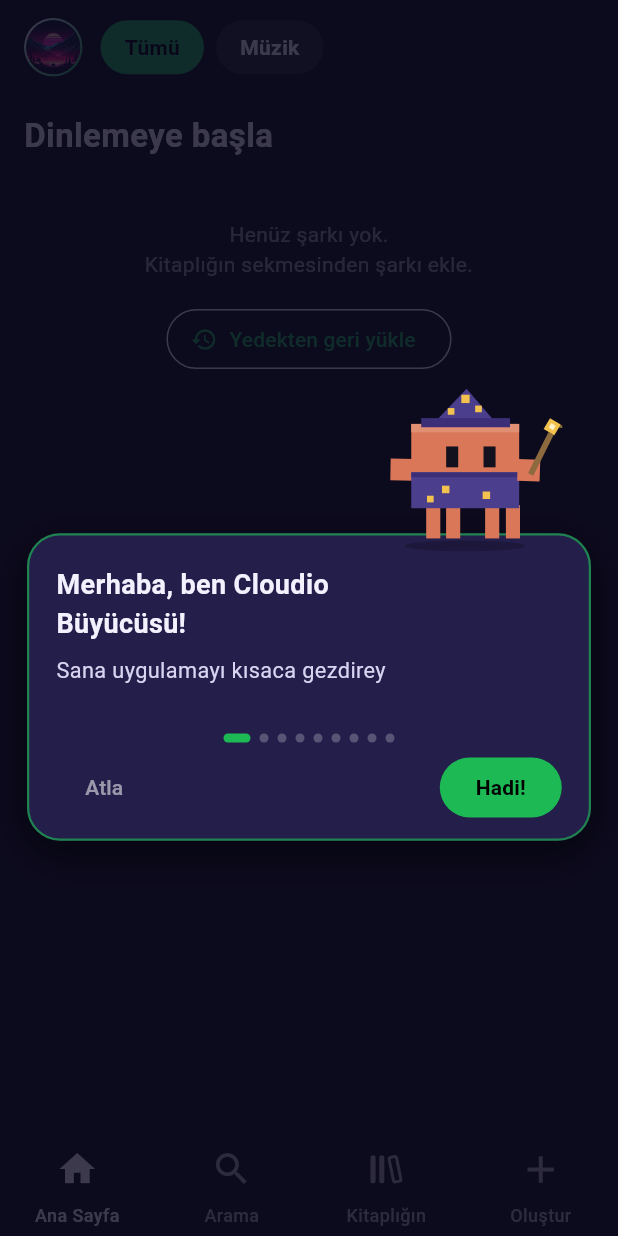
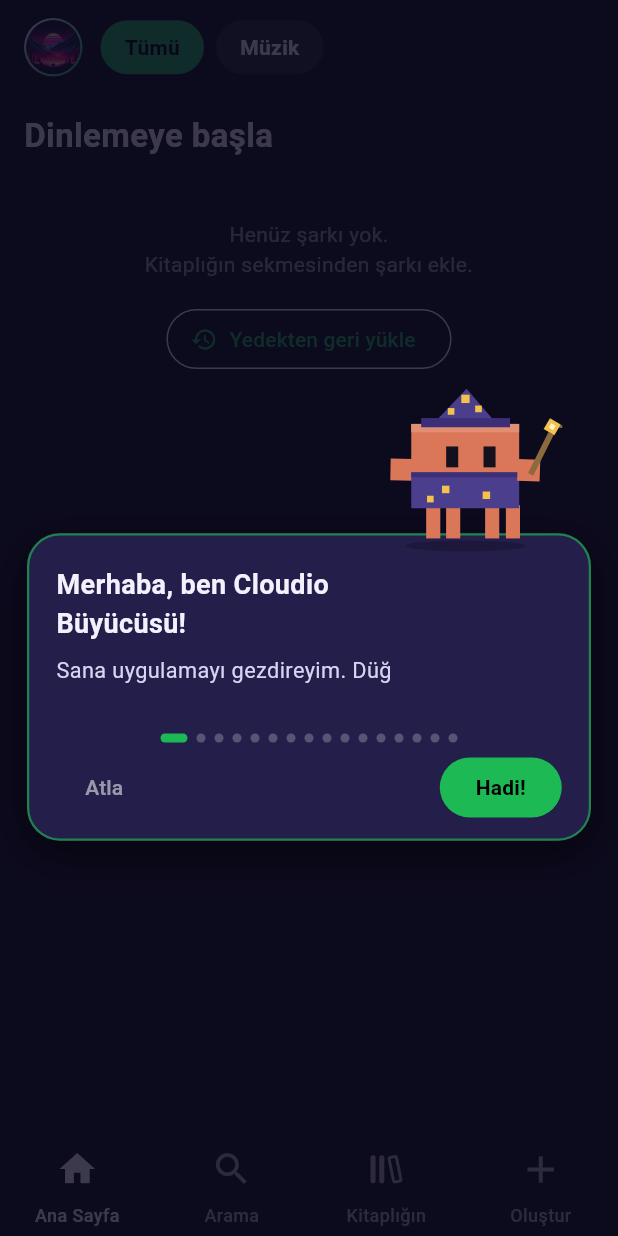
Before and after one commit to FtBanned/cloudio-app, a Flutter app: the screen it shows after launch, after a tap on "Atla", on a phone screen of 412 x 824 dp. Run offline on Flutter 3.47's test engine with Material 3 defaults, Android fonts, the phone set to English and light mode, and no system bars; our stand-ins replace audio_service, file_picker, just_audio, material_ui, sembast, sembast_web and 3 more; missing offline and left inert: audio_session, dart:js_interop, flutter_soloud.

Commit message:
feat: enhance guided tour with new steps and interactive elements for improved user experience

```diff
--- a/lib/guided_tour.dart
+++ b/lib/guided_tour.dart
@@ -14,6 +14,22 @@ class TourKeys {
   static final library = GlobalKey(debugLabel: 'tour-library');
   static final create = GlobalKey(debugLabel: 'tour-create');
   static final miniPlayer = GlobalKey(debugLabel: 'tour-mini-player');
+
+  // Mərhələ 1: səhifələrin içindəki elementlər
+  static final homeAvatar = GlobalKey(debugLabel: 'tour-home-avatar');
+  static final homeFilters = GlobalKey(debugLabel: 'tour-home-filters');
+  static final searchField = GlobalKey(debugLabel: 'tour-search-field');
+  static final libraryAdd = GlobalKey(debugLabel: 'tour-library-add');
+  static final libLiked = GlobalKey(debugLabel: 'tour-lib-liked');
+  static final libAll = GlobalKey(debugLabel: 'tour-lib-all');
+  static final createPanel = GlobalKey(debugLabel: 'tour-create-panel');
+}
+
+/// Rehberin tətbiqi "idarə etməsi" üçün körpü. MainShell özünü bura qeyd edir,
+/// rehber isə tab dəyişir / "Oluştur" pəncərəsini açıb-bağlayır.
+class TourBridge {
+  static void Function(int tab)? selectTab;
+  static void Function(bool open)? setCreateOpen;
 }
 
 /// Animasiyalı rehberi idarə edir. Rehber MaterialApp-ın `builder`-ində qurulmuş
@@ -30,7 +46,10 @@ class GuidedTour {
     }
   }
 
-  static void stop() => active.value = false;
+  static void stop() {
+    active.value = false;
+    TourBridge.setCreateOpen?.call(false);
+  }
 }
 
 class GuidedTourHost extends StatelessWidget {
@@ -58,6 +77,12 @@ class _TourStep {
   /// null deyilsə: kartda bir-bir yanan özəllik ikonları göstərilir
   final List<(IconData, String)>? features;
 
+  /// Addım açılan kimi dərhal işləyir (tab seç, pəncərə aç/bağla). Təkrar çağırıla bilər.
+  final VoidCallback? prepare;
+
+  /// "Toxun" animasiyasından bir az sonra rehberin ÖZÜ yerinə yetirdiyi hərəkət.
+  final VoidCallback? act;
+
   const _TourStep({
     this.target,
     required this.title,
@@ -65,47 +90,110 @@ class _TourStep {
     this.mood = WizardMood.idle,
     this.tap = false,
     this.features,
+    this.prepare,
+    this.act,
   });
 }
 
+void _tab(int i) => TourBridge.selectTab?.call(i);
+void _create(bool open) => TourBridge.setCreateOpen?.call(open);
+
 final List<_TourStep> _steps = [
-  const _TourStep(
+  _TourStep(
     title: 'Merhaba, ben Cloudio Büyücüsü!',
-    body: 'Sana uygulamayı kısaca gezdireyim. Hazırsan başlayalım, çubuğumu sallamam yetiyor!',
+    body: 'Sana uygulamayı gezdireyim. Düğmelere ben basacağım, sen sadece izle. Hazırsan başlayalım!',
     mood: WizardMood.wave,
+    prepare: () {
+      _create(false);
+      _tab(0);
+    },
   ),
-  _TourStep(
-    target: TourKeys.library,
-    tap: true,
-    title: 'Şarkılarını ekle',
-    body:
-        '"Kitaplığın" sekmesini aç, sağ üstteki + düğmesiyle telefonundaki müzik dosyalarını '
-        'seç. Kapak ve sözleri internetten ben bulurum.',
-  ),
-  _TourStep(
-    target: TourKeys.search,
-    tap: true,
-    title: 'Ara ve bul',
-    body: 'Şarkı, sanatçı veya albüm adını yaz, hemen bulayım.',
-  ),
+  // ---------- Mərhələ 1: əsas sekmələr ----------
   _TourStep(
     target: TourKeys.home,
     tap: true,
     title: 'Ana sayfa',
     body: 'Son çaldıkların, en çok dinlediklerin ve geçen yıl bugün ne dinlediğin burada.',
+    prepare: () => _create(false),
+    act: () => _tab(0),
+  ),
+  _TourStep(
+    target: TourKeys.homeAvatar,
+    title: 'Profil ve ayarlar',
+    body: 'Profil resmine dokunursan Ayarlar açılır: tema, yedekleme ve çalma ayarları orada.',
+    prepare: () => _tab(0),
+  ),
+  _TourStep(
+    target: TourKeys.homeFilters,
+    title: 'Tümü / Müzik',
+    body: '"Tümü" özet rafları gösterir. "Müzik"e basarsan bütün şarkıların alt alta listelenir.',
+    prepare: () => _tab(0),
+  ),
+  _TourStep(
+    target: TourKeys.search,
+    tap: true,
+    title: 'Arama sekmesi',
+    body: 'Şarkı, sanatçı veya albüm adını yaz, hemen bulayım.',
+    prepare: () => _create(false),
+    act: () => _tab(1),
+  ),
+  _TourStep(
+    target: TourKeys.searchField,
+    title: 'Arama kutusu',
+    body: 'Buraya yazdıkça sonuçlar canlı çıkar. Boşken türlere göre göz atabilirsin.',
+    prepare: () => _tab(1),
+  ),
+  _TourStep(
+    target: TourKeys.library,
+    tap: true,
+    title: 'Kitaplığın sekmesi',
+    body: 'Bütün müziğin, beğendiklerin ve çalma listelerin burada durur.',
+    prepare: () => _create(false),
+    act: () => _tab(2),
+  ),
+  _TourStep(
+    target: TourKeys.libraryAdd,
+    tap: true,
+    title: 'Şarkı ekle',
+    body:
+        'Sağ üstteki + ile telefonundaki müzik dosyalarını seçersin. '
+        'Kapak ve sözleri internetten ben bulurum.',
+    prepare: () => _tab(2),
+  ),
+  _TourStep(
+    target: TourKeys.libLiked,
+    title: 'Beğenilen Şarkılar',
+    body: 'Şarkı ekranında ✓ düğmesine bastığın bütün şarkılar bu listede toplanır.',
+    prepare: () => _tab(2),
+  ),
+  _TourStep(
+    target: TourKeys.libAll,
+    title: 'Tüm Şarkılar',
+    body: 'Eklediğin bütün şarkılar burada. Birine dokunursan hemen çalmaya başlar.',
+    prepare: () => _tab(2),
   ),
   _TourStep(
     target: TourKeys.create,
     tap: true,
     title: 'Çalma listesi oluştur',
-    body: 'Buna basıp yeni bir çalma listesi yap. Şarkıları şarkı menüsünden içine ekleyebilirsin.',
+    body: 'Buna basınca küçük bir pencere açılır. Hadi birlikte bakalım!',
+    prepare: () => _create(false),
+    act: () => _create(true),
   ),
+  _TourStep(
+    target: TourKeys.createPanel,
+    title: 'Yeni çalma listesi',
+    body: 'Buna basıp listeye bir ad verirsin. Şarkıları şarkı menüsünden (⋯) içine eklersin.',
+    prepare: () => _create(true),
+  ),
+  // ---------- Mərhələ 2+ üçün müvəqqəti: köhnə addımlar ----------
   _TourStep(
     target: TourKeys.miniPlayer,
     title: 'Mini oynatıcı',
     body:
         'Bir şarkı çalarken altta mini oynatıcı belirir. Ona dokunursan tam ekran açılır: '
         'sözler, sıra, hız ve daha fazlası.',
+    prepare: () => _create(false),
   ),
   const _TourStep(
     title: 'Sihirli özellikler',
@@ -124,10 +212,14 @@ final List<_TourStep> _steps = [
         'Uygulamayı silersen kitaplığın da gider. Ayarlar → "Yedekle ve geri yükle" ile '
         'düzenli yedek al.',
   ),
-  const _TourStep(
+  _TourStep(
     title: 'Hazırsın!',
     body: 'Beni tekrar görmek istersen Ayarlar → Hakkında → "Büyücü rehberi"ne bas. İyi dinlemeler!',
     mood: WizardMood.cheer,
+    prepare: () {
+      _create(false);
+      _tab(0);
+    },
   ),
 ];
 
@@ -148,6 +240,7 @@ class _TourOverlayState extends State<_TourOverlay> with SingleTickerProviderSta
   int _i = 0;
   int _chars = 0;
   Timer? _typer;
+  Timer? _actTimer;
 
   _TourStep get _step => _steps[_i];
   bool get _typing => _chars < _step.body.length;
@@ -155,14 +248,31 @@ class _TourOverlayState extends State<_TourOverlay> with SingleTickerProviderSta
   @override
   void initState() {
     super.initState();
-    _startTyping();
+    // prepare ilk kadrdan sonra çağırılır (build zamanı setState olmasın)
+    WidgetsBinding.instance.addPostFrameCallback((_) {
+      if (mounted) _enter();
+    });
   }
 
   @override
   void dispose() {
     _typer?.cancel();
+    _actTimer?.cancel();
     _loop.dispose();
     super.dispose();
+  }
+
+  /// Yeni addıma girəndə: vəziyyəti hazırla, yazmağa başla, lazımdırsa 1 san sonra özü toxun.
+  void _enter() {
+    _actTimer?.cancel();
+    final s = _step;
+    s.prepare?.call();
+    _startTyping();
+    if (s.act != null) {
+      _actTimer = Timer(const Duration(milliseconds: 1000), () {
+        if (mounted && identical(_step, s)) s.act!();
+      });
+    }
   }
 
   void _startTyping() {
@@ -196,7 +306,7 @@ class _TourOverlayState extends State<_TourOverlay> with SingleTickerProviderSta
       return;
     }
     setState(() => _i = n);
-    _startTyping();
+    _enter();
   }
 
   /// Hədəf elementin ekrandakı düzbucağı (görünmürsə / ölçüsü yoxdursa null).
--- a/lib/ui/app_shell.dart
+++ b/lib/ui/app_shell.dart
@@ -143,10 +143,41 @@ class _MainShellState extends State<MainShell> {
   @override
   void initState() {
     super.initState();
+    // Animasiyalı rehber tabları və "Oluştur" pəncərəsini buradan idarə edir
+    TourBridge.selectTab = _tourSelectTab;
+    TourBridge.setCreateOpen = _tourSetCreate;
     // İlk quraşdırmada qarşılama ekranı (yalnız təzə, boş kitabxanada)
     WidgetsBinding.instance.addPostFrameCallback((_) {
       if (mounted) unawaited(maybeShowOnboarding(context));
     });
+  }
+
+  @override
+  void dispose() {
+    TourBridge.selectTab = null;
+    TourBridge.setCreateOpen = null;
+    super.dispose();
+  }
+
+  void _tourSelectTab(int i) {
+    if (!mounted) return;
+    setState(() {
+      _createOpen = false;
+      _index = i;
+    });
+  }
+
+  void _tourSetCreate(bool open) {
+    if (!mounted || _createOpen == open) return;
+    if (open) {
+      final h = _barKey.currentContext?.size?.height ?? 80;
+      setState(() {
+        _barH = h;
+        _createOpen = true;
+      });
+    } else {
+      setState(() => _createOpen = false);
+    }
   }
 
   void _onTap(int i) {
@@ -392,6 +423,7 @@ class _CreateOverlay extends StatelessWidget {
             right: 16,
             bottom: bottomOffset + 8,
             child: ClipRRect(
+              key: TourKeys.createPanel,
               borderRadius: BorderRadius.circular(24),
               child: BackdropFilter(
                 filter: ImageFilter.blur(sigmaX: 30, sigmaY: 30),
--- a/lib/ui/home_page.dart
+++ b/lib/ui/home_page.dart
@@ -29,8 +29,13 @@ class _HomePageState extends State<HomePage> {
             padding: const EdgeInsets.fromLTRB(16, 12, 16, 8),
             child: Row(
               children: [
-                const ProfileAvatar(),
+                KeyedSubtree(key: TourKeys.homeAvatar, child: const ProfileAvatar()),
                 const SizedBox(width: 12),
+                KeyedSubtree(
+                  key: TourKeys.homeFilters,
+                  child: Row(
+                    mainAxisSize: MainAxisSize.min,
+                    children: [
                       FilterPill(
                         'Tümü',
                         selected: !_musicOnly,
@@ -41,6 +46,9 @@ class _HomePageState extends State<HomePage> {
                         'Müzik',
                         selected: _musicOnly,
                         onTap: () => setState(() => _musicOnly = true),
+                      ),
+                    ],
+                  ),
                 ),
               ],
             ),
--- a/lib/ui/library_page.dart
+++ b/lib/ui/library_page.dart
@@ -59,6 +59,7 @@ class _LibraryPageState extends State<LibraryPage> {
                       onPressed: c.metaRunning ? c.cancelMeta : c.refreshMeta,
                     ),
                   IconButton(
+                    key: TourKeys.libraryAdd,
                     icon: const Icon(Icons.add, size: 28),
                     tooltip: 'Şarkı ekle',
                     onPressed: c.loading ? null : c.addSongs,
@@ -120,6 +121,7 @@ class _LibraryPageState extends State<LibraryPage> {
             _CollectionRow(
               leading: const _IconSquare(Icons.favorite, [Color(0xFF4A2BD8), Color(0xFF9DB6E8)]),
               title: 'Beğenilen Şarkılar',
+              tourKey: TourKeys.libLiked,
               subtitle: 'Çalma listesi • ${countAndTotal(liked)}',
               onTap: () =>
                   Navigator.of(context)
@@ -128,6 +130,7 @@ class _LibraryPageState extends State<LibraryPage> {
             _CollectionRow(
               leading: _IconSquare(Icons.library_music, [Color(0xFF1B6B3A), kGreen]),
               title: 'Tüm Şarkılar',
+              tourKey: TourKeys.libAll,
               subtitle: 'Kitaplık • ${countAndTotal(c.songs)}',
               onTap: () =>
                   Navigator.of(context)
@@ -187,16 +190,19 @@ class _CollectionRow extends StatelessWidget {
   final String title;
   final String subtitle;
   final VoidCallback onTap;
+  final GlobalKey? tourKey; // rehberin işıq salması üçün
   const _CollectionRow({
     required this.leading,
     required this.title,
     required this.subtitle,
     required this.onTap,
+    this.tourKey,
   });
 
   @override
   Widget build(BuildContext context) {
     return ListTile(
+      key: tourKey,
       leading: leading,
       title: Text(
         title,
--- a/lib/ui/search_page.dart
+++ b/lib/ui/search_page.dart
@@ -45,6 +45,7 @@ class _SearchPageState extends State<SearchPage> {
               ),
               const SizedBox(height: 16),
               TextField(
+                key: TourKeys.searchField,
                 onChanged: (v) => setState(() => _query = v),
                 style: const TextStyle(color: Colors.black),
                 cursorColor: Colors.black,
```
Lines whose indentation alone changed are shown as unchanged.
